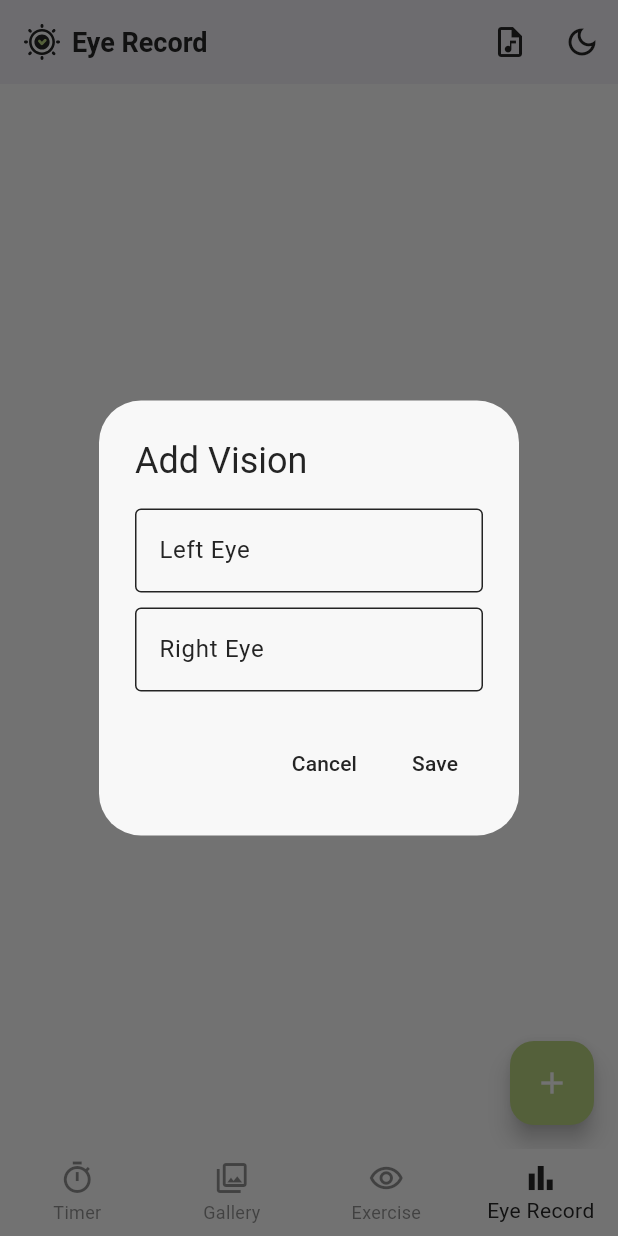
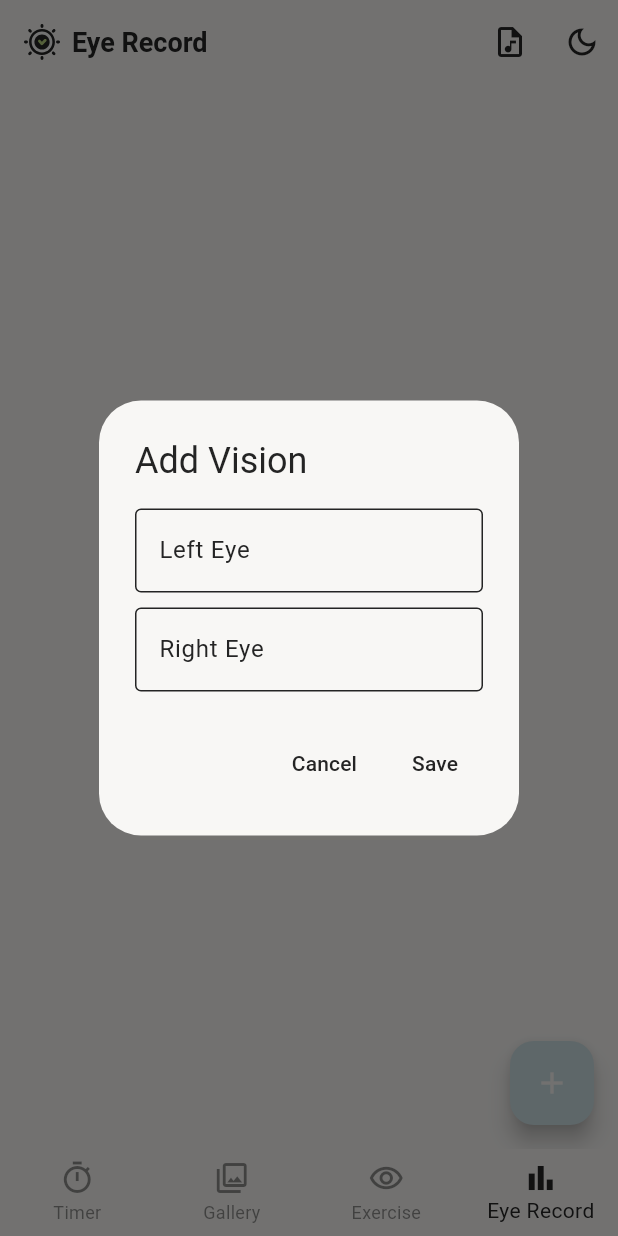
Before and after one commit to JungSeunghun/eyetimer, a Flutter app: the screen it shows after launch, item 4 of the bottom bar chosen, after a tap on the "add" icon, on a phone screen of 412 x 824 dp. Run offline on Flutter 3.47's test engine with Material 3 defaults, Android fonts, the phone set to English and light mode, and no system bars; our stand-ins replace audio_service, camera, easy_localization, flutter_svg, go_router, google_mobile_ads and 6 more; missing offline and left inert: flame, flame_audio, google_mlkit_commons, google_mlkit_face_detection; accounts and stored records are empty; Roboto replaces fonts that are missing (KoPubWorld).

Commit message:
디자인 수정

```diff
--- a/lib/components/memo_input_dialog.dart
+++ b/lib/components/memo_input_dialog.dart
@@ -145,7 +145,7 @@ class _MemoInputScreenState extends State<MemoInputScreen> {
                 enabledBorder: UnderlineInputBorder(
                   borderSide: BorderSide(color: textColor),
                 ),
-                hintStyle: TextStyle(color: textColor.withOpacity(0.7)),
+                hintStyle: TextStyle(color: textColor.withValues(alpha: 0.7)),
               ),
             ),
             const SizedBox(height: 16),
--- /dev/null
+++ b/lib/components/neumorphicButton.dart
@@ -0,0 +1,61 @@
+import 'package:flutter/material.dart';
+import 'package:provider/provider.dart';
+import '../providers/dark_mode_notifier.dart';
+
+/// 뉴모피즘 스타일의 원형 버튼 (애니메이션 적용, DarkModeNotifier 활용)
+class NeumorphicButton extends StatelessWidget {
+  final Widget child;
+  final VoidCallback onPressed;
+  final double size;
+  final Color backgroundColor;
+
+  const NeumorphicButton({
+    Key? key,
+    required this.child,
+    required this.onPressed,
+    required this.size,
+    required this.backgroundColor,
+  }) : super(key: key);
+
+  @override
+  Widget build(BuildContext context) {
+    // Provider를 통해 다크모드 여부를 가져옵니다.
+    final darkModeNotifier = Provider.of<DarkModeNotifier>(context);
+    final isDarkMode = darkModeNotifier.isDarkMode;
+
+    // 다크모드와 라이트모드에 따른 부드러운 그림자 색상 및 효과 설정
+    final lightShadow = isDarkMode
+        ? Colors.grey[800]!.withValues(alpha: 0.5)
+        : Colors.white.withValues(alpha: 0.7);
+    final darkShadow = isDarkMode
+        ? Colors.black.withValues(alpha: 0.7)
+        : Colors.black.withValues(alpha: 0.2);
+
+    return GestureDetector(
+      onTap: onPressed,
+      child: AnimatedContainer(
+        duration: const Duration(milliseconds: 300),
+        curve: Curves.easeInOut,
+        width: size,
+        height: size,
+        decoration: BoxDecoration(
+          color: backgroundColor,
+          shape: BoxShape.circle,
+          boxShadow: [
+            BoxShadow(
+              color: lightShadow,
+              offset: const Offset(-5, -5),
+              blurRadius: 12,
+            ),
+            BoxShadow(
+              color: darkShadow,
+              offset: const Offset(5, 5),
+              blurRadius: 12,
+            ),
+          ],
+        ),
+        child: Center(child: child),
+      ),
+    );
+  }
+}
--- a/lib/constants/colors.dart
+++ b/lib/constants/colors.dart
@@ -2,12 +2,12 @@ import 'package:flutter/material.dart';
 
 class AppColors {
   // Light Mode Colors
-  static const Color lightPrimary = Color(0xFFB7D17E); // 연두색
-  static const Color lightBackground = Color(0xFFF8F8F8); // 흰색
+  static const Color lightPrimary = Color(0xFFCDE0E5); // 하늘색
+  static const Color lightBackground = Color(0xFFF8F7F5); // 흰색
   static const Color lightText = Color(0xFF242424); // 검정 텍스트
 
   // Dark Mode Colors
-  static const Color darkPrimary = Color(0xFFB7D17E); // 연두색
+  static const Color darkPrimary = Color(0xFFCDE0E5); // 하늘색
   static const Color darkBackground = Color(0xFF242424); // 검정색
-  static const Color darkText = Color(0xFFF8F8F8); // 흰색 텍스트
+  static const Color darkText = Color(0xFFF8F7F5); // 흰색 텍스트
 }
--- a/lib/features/gallery/screens/gallery_screen.dart
+++ b/lib/features/gallery/screens/gallery_screen.dart
@@ -127,7 +127,7 @@ class GalleryScreen extends StatelessWidget {
           child: Container(
             padding: const EdgeInsets.symmetric(vertical: 4, horizontal: 8),
             decoration: BoxDecoration(
-              color: Colors.black.withOpacity(0.6),
+              color: Colors.black.withValues(alpha: 0.6),
               borderRadius: BorderRadius.circular(4),
             ),
             child: Text(
@@ -140,7 +140,7 @@ class GalleryScreen extends StatelessWidget {
         if (photo.memo != null && photo.memo!.isNotEmpty)
           Center(
             child: Container(
-              color: Colors.black.withOpacity(0.5),
+              color: Colors.black.withValues(alpha: 0.5),
               padding: const EdgeInsets.all(8.0),
               child: Text(
                 photo.memo!,
--- a/lib/features/home/components/control_buttons.dart
+++ b/lib/features/home/components/control_buttons.dart
@@ -1,11 +1,13 @@
 import 'package:flutter/material.dart';
+
+import '../../../components/neumorphicButton.dart';
 
 class ControlButtons extends StatelessWidget {
   final bool isRunning;
   final bool isPaused;
-  final VoidCallback onPlay; // 시작
-  final VoidCallback onPause; // 일시 정지
-  final VoidCallback onStop; // 중지
+  final VoidCallback onPlay;   // 시작
+  final VoidCallback onPause;  // 일시 정지
+  final VoidCallback onStop;   // 중지
   final VoidCallback onTakePhoto; // 사진 찍기
 
   const ControlButtons({
@@ -28,15 +30,10 @@ class ControlButtons extends StatelessWidget {
       mainAxisAlignment: MainAxisAlignment.center,
       children: [
         // 중지 버튼
-        ElevatedButton(
+        NeumorphicButton(
           onPressed: onStop,
-          style: ElevatedButton.styleFrom(
-            elevation: 0,
-            backgroundColor: backgroundColor,
-            foregroundColor: textColor,
-            shape: const CircleBorder(),
-            padding: const EdgeInsets.all(8),
-          ),
+          size: 56,
+          backgroundColor: backgroundColor,
           child: Icon(
             Icons.refresh_rounded,
             size: 32,
@@ -45,33 +42,24 @@ class ControlButtons extends StatelessWidget {
         ),
         const SizedBox(width: 36),
         // 시작 / 일시 정지 버튼
-        ElevatedButton(
+        NeumorphicButton(
           onPressed: isRunning ? (isPaused ? onPlay : onPause) : onPlay,
-          style: ElevatedButton.styleFrom(
-            backgroundColor: Color(0xFF242424),
-            foregroundColor: Color(0xFFF8F8F8),
-            shape: const CircleBorder(),
-            padding: const EdgeInsets.all(8),
-          ),
+          size: 72,
+          backgroundColor: primaryColor,
           child: Icon(
             isRunning
                 ? (isPaused ? Icons.play_arrow_rounded : Icons.pause_rounded)
                 : Icons.play_arrow_rounded,
             size: 36,
-            color: primaryColor,
+            color: backgroundColor,
           ),
         ),
         const SizedBox(width: 40),
         // 사진 찍기 버튼
-        ElevatedButton(
+        NeumorphicButton(
           onPressed: onTakePhoto,
-          style: ElevatedButton.styleFrom(
-            elevation: 0,
-            backgroundColor: backgroundColor,
-            foregroundColor: textColor,
-            shape: const CircleBorder(),
-            padding: const EdgeInsets.all(8),
-          ),
+          size: 56,
+          backgroundColor: backgroundColor,
           child: Icon(
             Icons.photo_camera_outlined,
             size: 32,
--- a/lib/features/home/components/photo_slider.dart
+++ b/lib/features/home/components/photo_slider.dart
@@ -8,7 +8,6 @@ import '../../../components/memo_input_dialog.dart';
 class PhotoSlider extends StatelessWidget {
   final List<Photo> todayPhotos;
   final PageController pageController;
-  final String noPhotosMessage;
   final Color textColor;
   final Function(Photo, String) onEditMemo; // 수정 시 호출
   final Function(Photo) onDeletePhoto; // 삭제 시 호출
@@ -16,7 +15,6 @@ class PhotoSlider extends StatelessWidget {
   const PhotoSlider({
     required this.todayPhotos,
     required this.pageController,
-    required this.noPhotosMessage,
     required this.textColor,
     required this.onEditMemo,
     required this.onDeletePhoto,
@@ -25,8 +23,8 @@ class PhotoSlider extends StatelessWidget {
   @override
   Widget build(BuildContext context) {
     return Container(
-      width: MediaQuery.of(context).size.width * 0.9,
-      height: MediaQuery.of(context).size.width * 0.9,
+      width: MediaQuery.of(context).size.width,
+      height: MediaQuery.of(context).size.width,
       child: todayPhotos.isEmpty
           ? _buildEmptyState()
           : _buildPhotoSlider(context),
@@ -35,22 +33,11 @@ class PhotoSlider extends StatelessWidget {
 
   Widget _buildEmptyState() {
     return ClipRRect(
-      borderRadius: BorderRadius.circular(8.0),
       child: Stack(
         children: [
-          // 흐릿한 랜드스케이프 배경 이미지 (애니메이션 적용)
           Positioned.fill(
-            child: TweenAnimationBuilder<double>(
-              tween: Tween<double>(begin: 0.0, end: 1.0),
-              duration: const Duration(seconds: 1),
-              builder: (context, opacity, child) {
-                return Opacity(
-                  opacity: opacity,
-                  child: child,
-                );
-              },
             child: ImageFiltered(
-                imageFilter: ImageFilter.blur(sigmaX: 5, sigmaY: 5),
+              imageFilter: ImageFilter.blur(sigmaX: 3, sigmaY: 3),
               child: Image(
                 image: ResizeImage(
                   AssetImage('assets/images/landscape.jpg'),
@@ -62,29 +49,6 @@ class PhotoSlider extends StatelessWidget {
               ),
             ),
           ),
-          ),
-          // 전체에 반투명 박스 씌우기
-          Positioned.fill(
-            child: Container(
-              color: Colors.black.withValues(alpha: 0.4),
-            ),
-          ),
-          // 메시지 표시
-          Center(
-            child: Padding(
-              padding: const EdgeInsets.symmetric(horizontal: 24.0),
-              child: Text(
-                noPhotosMessage,
-                textAlign: TextAlign.center,
-                style: TextStyle(
-                  fontSize: 18,
-                  fontWeight: FontWeight.bold,
-                  height: 1.8,
-                  color: Colors.white,
-                ),
-              ),
-            ),
-          ),
         ],
       ),
     );
@@ -92,7 +56,6 @@ class PhotoSlider extends StatelessWidget {
 
   Widget _buildPhotoSlider(BuildContext context) {
     return ClipRRect(
-      borderRadius: BorderRadius.circular(8.0),
       child: PageView.builder(
         controller: pageController,
         itemCount: todayPhotos.length,
@@ -121,7 +84,6 @@ class PhotoSlider extends StatelessWidget {
               photo: todayPhotos[index],
               textColor: textColor,
             ),
-
           );
         },
       ),
@@ -143,8 +105,7 @@ class PhotoItem extends StatelessWidget {
     return Stack(
       children: [
         _buildImage(),
-        if (photo.memo != null) _buildMemoOverlay(),
-        _buildTimestamp(),
+        _buildTimestampAndMemo(),
       ],
     );
   }
@@ -173,29 +134,16 @@ class PhotoItem extends StatelessWidget {
     );
   }
 
-  Widget _buildMemoOverlay() {
-    if (photo.memo != null && photo.memo!.isNotEmpty) {
-      return Center(
-        child: Container(
-          color: Colors.black.withValues(alpha: 0.5),
-          padding: const EdgeInsets.all(8.0),
-          child: Text(
-            photo.memo ?? '',
-            style: const TextStyle(color: Colors.white, fontSize: 16),
-            textAlign: TextAlign.center,
-          ),
-        ),
-      );
-    }
-
-    return const SizedBox.shrink(); // 빈 위젯 반환
-  }
-
-  Widget _buildTimestamp() {
+  Widget _buildTimestampAndMemo() {
     return Positioned(
-      left: 10,
+      right: 10, // 왼쪽 대신 오른쪽에 위치
       bottom: 10,
-      child: Container(
+      child: Column(
+        crossAxisAlignment: CrossAxisAlignment.end, // 오른쪽 정렬
+        mainAxisSize: MainAxisSize.min,
+        children: [
+          // 타임스탬프
+          Container(
             padding: const EdgeInsets.symmetric(vertical: 4, horizontal: 8),
             decoration: BoxDecoration(
               color: Colors.black.withValues(alpha: 0.5),
@@ -206,6 +154,25 @@ class PhotoItem extends StatelessWidget {
               style: TextStyle(fontSize: 12, color: Colors.white),
             ),
           ),
+          // 메모 (타임스탬프 아래에 위치)
+          if (photo.memo != null && photo.memo!.isNotEmpty)
+            Padding(
+              padding: const EdgeInsets.only(top: 4),
+              child: Container(
+                padding: const EdgeInsets.all(8.0),
+                decoration: BoxDecoration(
+                  color: Colors.black.withValues(alpha: 0.5),
+                  borderRadius: BorderRadius.circular(4),
+                ),
+                child: Text(
+                  photo.memo ?? '',
+                  style: const TextStyle(color: Colors.white, fontSize: 16),
+                  textAlign: TextAlign.center,
+                ),
+              ),
+            ),
+        ],
+      ),
     );
   }
 
--- a/lib/features/home/components/status_text.dart
+++ b/lib/features/home/components/status_text.dart
@@ -23,9 +23,9 @@ class StatusText extends StatelessWidget {
       isRunning ? (isFocusMode ? focusModeText : breakModeText) : beforeStartText,
       textAlign: TextAlign.center,
       style: TextStyle(
-        fontSize: 14,
+        height: 1.6,
+        fontSize: 16,
         fontWeight: FontWeight.w300,
-        height: 0.8,
         color: textColor,
       ),
     );
--- a/lib/features/home/components/timer_display.dart
+++ b/lib/features/home/components/timer_display.dart
@@ -1,33 +1,78 @@
 import 'package:flutter/material.dart';
+import 'package:percent_indicator/circular_percent_indicator.dart';
 
 class TimerDisplay extends StatelessWidget {
   final Duration currentDuration;
-  final Color textColor;
-  final VoidCallback onSettingsPressed; // 설정 버튼 콜백
-  final double colonSpacing; // 숫자와 콜론 사이의 간격 (양쪽)
+  final Duration focusDuration;
+  final Duration breakDuration;
+  final bool isFocusMode;
+  final double colonSpacing; // 숫자와 콜론 사이의 간격
+  // 기본 진행바 색상 (원래 색상 유지)
+  final Color indicatorColor;
 
   const TimerDisplay({
     required this.currentDuration,
-    required this.textColor,
-    required this.onSettingsPressed,
-    this.colonSpacing = 12.0, // 기본 간격 4.0
+    required this.focusDuration,
+    required this.breakDuration,
+    required this.isFocusMode,
+    this.colonSpacing = 12.0,
+    this.indicatorColor = const Color(0xFFF8F7F5),
   });
 
   @override
   Widget build(BuildContext context) {
+    // shadowColor 변수로 분리
+    final Color shadowColor = const Color(0xFF242424);
+    final theme = Theme.of(context);
+    final primaryColor = theme.primaryColor;
+
+    // 집중 모드(isFocusMode)에 따라 최대 시간 결정
+    final effectiveMaxDuration = isFocusMode ? focusDuration : breakDuration;
     final minutes = currentDuration.inMinutes.toString();
     final seconds = (currentDuration.inSeconds % 60).toString().padLeft(2, '0');
 
-    return Column(
-      mainAxisSize: MainAxisSize.min,
-      children: [
-        RichText(
+    // 진행률 계산 (남은 시간 / 전체 시간)
+    final double progress =
+        currentDuration.inSeconds / effectiveMaxDuration.inSeconds;
+
+    return Container(
+      padding: const EdgeInsets.all(2),
+      decoration: BoxDecoration(
+        shape: BoxShape.circle,
+        boxShadow: [
+          BoxShadow(
+            color: shadowColor.withValues(alpha: 0.1),
+            offset: const Offset(4, 4),
+            blurRadius: 8,
+          ),
+        ],
+      ),
+      child: CircularPercentIndicator(
+        radius: 130.0,
+        lineWidth: 4.0,
+        animation: true,
+        animateFromLastPercent: true,
+        animationDuration: 300,
+        reverse: true,
+        percent: progress.clamp(0.0, 1.0),
+        progressColor: indicatorColor,
+        backgroundColor: primaryColor.withValues(alpha: 0.2),
+        circularStrokeCap: CircularStrokeCap.round,
+        center: RichText(
+          textAlign: TextAlign.center,
           text: TextSpan(
             style: TextStyle(
               fontFamily: 'DS-Digital',
-              fontSize: 96,
-              color: textColor,
+              fontSize: 88,
+              color: indicatorColor,
               height: 0.8,
+              shadows: [
+                Shadow(
+                  offset: const Offset(2.0, 2.0),
+                  blurRadius: 3.0,
+                  color: shadowColor.withValues(alpha: 0.3),
+                ),
+              ],
             ),
             children: [
               TextSpan(text: minutes),
@@ -38,14 +83,7 @@ class TimerDisplay extends StatelessWidget {
             ],
           ),
         ),
-        Align(
-          alignment: Alignment.center,
-          child: IconButton(
-            icon: Icon(Icons.settings, color: textColor),
-            onPressed: onSettingsPressed,
-          ),
-        ),
-      ],
+      ),
     );
   }
 }
--- a/lib/features/home/screens/home_screen.dart
+++ b/lib/features/home/screens/home_screen.dart
@@ -228,6 +228,7 @@ class _HomeScreenState extends State<HomeScreen> {
         final File tempFile = File(photo.path);
         await tempFile.copy(newPath);
 
+        // MemoInputScreen을 열어 memo 값을 받음
         final memo = await Navigator.push<String?>(
           context,
           MaterialPageRoute(
@@ -236,13 +237,18 @@ class _HomeScreenState extends State<HomeScreen> {
         );
 
         final photoProvider = Provider.of<PhotoProvider>(context, listen: false);
+
+        // PhotoService.savePhoto가 새로 저장된 사진의 id를 반환하도록 수정합니다.
+        final int newId = await _photoService.savePhoto(newPath, timestamp, memo);
+
+        // newId를 받아 Photo 객체를 생성합니다.
         final newPhoto = Photo(
-          id: null,
+          id: newId,  // null이 아니라 새로 생성된 id 할당
           filePath: newPath,
           timestamp: timestamp,
           memo: memo,
         );
-        await _photoService.savePhoto(newPath, timestamp, memo);
+
         photoProvider.addPhoto(newPhoto);
         await photoProvider.loadAllPhotos();
       }
@@ -250,6 +256,7 @@ class _HomeScreenState extends State<HomeScreen> {
       print("Error saving photo: $e");
     }
   }
+
 
   String _getNotificationMessage(Duration duration, {required bool isFocusMode}) {
     final minutes = duration.inMinutes.toString();
@@ -380,17 +387,17 @@ class _HomeScreenState extends State<HomeScreen> {
 
     return Scaffold(
       body: SingleChildScrollView(
-        controller: _scrollController, // ScrollController 적용
-        child: Padding(
-          padding: const EdgeInsets.all(16.0),
+        controller: _scrollController,
         child: Column(
           mainAxisAlignment: MainAxisAlignment.start,
           crossAxisAlignment: CrossAxisAlignment.center,
           children: [
+            // PhotoSlider와 TimerDisplay를 Stack으로 겹쳐서 배치
+            Stack(
+              children: [
                 PhotoSlider(
                   todayPhotos: photoProvider.todayPhotos,
                   pageController: _pageController,
-                noPhotosMessage: 'no_photos_message'.tr(),
                   textColor: textColor,
                   onEditMemo: (Photo photo, String updatedMemo) {
                     photoProvider.updatePhotoMemo(photo.id!, updatedMemo);
@@ -401,28 +408,20 @@ class _HomeScreenState extends State<HomeScreen> {
                     photoProvider.loadTodayPhotos();
                   },
                 ),
-              const SizedBox(height: 24.0),
-              TimerDisplay(
+                // Positioned.fill으로 전체 영역을 채우고 Center로 TimerDisplay를 중앙에 배치
+                Positioned.fill(
+                  child: Center(
+                    child: TimerDisplay(
                       currentDuration: currentDuration,
-                textColor: textColor,
-                onSettingsPressed: () => showDialog(
-                  context: context,
-                  builder: (context) => DurationPickerDialog(
                       focusDuration: focusDuration,
                       breakDuration: breakDuration,
-                    onSave: (newFocusDuration, newBreakDuration) {
-                      setState(() {
-                        focusDuration = newFocusDuration;
-                        breakDuration = newBreakDuration;
-                        currentDuration = focusDuration;
-                        isFocusMode = true; // 기본 집중모드로 재설정
-                      });
-                      _saveDurations();
-                    },
+                      isFocusMode: isFocusMode, // 집중 모드 여부에 따라 maxDuration이 자동 선택됨
+                    )
                   ),
                 ),
+              ],
             ),
-              const SizedBox(height: 16.0),
+            const SizedBox(height: 32.0),
             StatusText(
               isRunning: isTimerRunning,
               isFocusMode: isFocusMode,
@@ -446,14 +445,34 @@ class _HomeScreenState extends State<HomeScreen> {
               onStop: _stopTimerNotification,
               onTakePhoto: takePhoto,
             ),
+            // 컨트롤 버튼 아래에 설정 버튼 추가
+            const SizedBox(height: 24.0),
+            IconButton(
+              icon: Icon(Icons.settings, color: textColor, size: 32.0),
+              onPressed: () => showDialog(
+                context: context,
+                builder: (context) => DurationPickerDialog(
+                  focusDuration: focusDuration,
+                  breakDuration: breakDuration,
+                  onSave: (newFocusDuration, newBreakDuration) {
+                    setState(() {
+                      focusDuration = newFocusDuration;
+                      breakDuration = newBreakDuration;
+                      currentDuration = focusDuration;
+                      isFocusMode = true; // 집중 모드로 재설정
+                    });
+                    _saveDurations();
+                  },
+                ),
+              ),
+            ),
           ],
         ),
       ),
-      ),
-      bottomNavigationBar: SizedBox(
-        height: AdSize.banner.height.toDouble(),
-        child: const GoogleBannerAdWidget(),
-      ),
+      // bottomNavigationBar: SizedBox(
+      //   height: AdSize.banner.height.toDouble(),
+      //   child: const GoogleBannerAdWidget(),
+      // ),
     );
   }
 }
--- a/lib/repositories/photo_repository.dart
+++ b/lib/repositories/photo_repository.dart
@@ -7,10 +7,10 @@ class PhotoRepository {
   final DatabaseHelper _databaseHelper = DatabaseHelper.instance;
 
   /// 📌 사진 삽입
-  Future<void> insertPhoto(Photo photo) async {
+  Future<int> insertPhoto(Photo photo) async {
     final db = await _databaseHelper.database;
-    await db.insert(
-      PhotoTable.tableName, // 변경: 테이블명 PhotoTable에서 가져옴
+    return await db.insert(
+      PhotoTable.tableName,
       photo.toMap(),
       conflictAlgorithm: ConflictAlgorithm.replace,
     );
--- a/lib/services/photo_service.dart
+++ b/lib/services/photo_service.dart
@@ -5,9 +5,10 @@ class PhotoService {
   final PhotoRepository _photoRepository = PhotoRepository();
 
   // 사진 저장 (메모 포함)
-  Future<void> savePhoto(String filePath, String timestamp, String? memo) async {
+  Future<int> savePhoto(String filePath, String timestamp, String? memo) async {
     final photo = Photo(filePath: filePath, timestamp: timestamp, memo: memo);
-    await _photoRepository.insertPhoto(photo);
+    final int newId = await _photoRepository.insertPhoto(photo);
+    return newId;
   }
 
   Future<List<Photo>> getAllPhotos() async {
--- a/pubspec.yaml
+++ b/pubspec.yaml
@@ -16,7 +16,7 @@ publish_to: 'none' # Remove this line if you wish to publish to pub.dev
 # https://developer.apple.com/library/archive/documentation/General/Reference/InfoPlistKeyReference/Articles/CoreFoundationKeys.html
 # In Windows, build-name is used as the major, minor, and patch parts
 # of the product and file versions while build-number is used as the build suffix.
-version: 1.0.0+2
+version: 1.0.0+3
 
 environment:
   sdk: ^3.6.0
@@ -55,6 +55,7 @@ dependencies:
   easy_localization: ^3.0.7+1
   google_mobile_ads: ^5.3.1
   change_app_package_name: ^1.4.0
+  percent_indicator: ^4.2.4
 
 dev_dependencies:
   flutter_test:
```
Also changed, not shown: assets/translations/en.json (+3 -4 lines), assets/translations/ko.json (+3 -4 lines), lib/features/exercise/screens/blink_rabbit_screen.dart (+17 -5 lines), lib/features/home/components/duration_picker_dialog.dart (+64 -29 lines), assets/images/landscape.jpg, pubspec.lock. Lines whose indentation alone changed are shown as unchanged.
